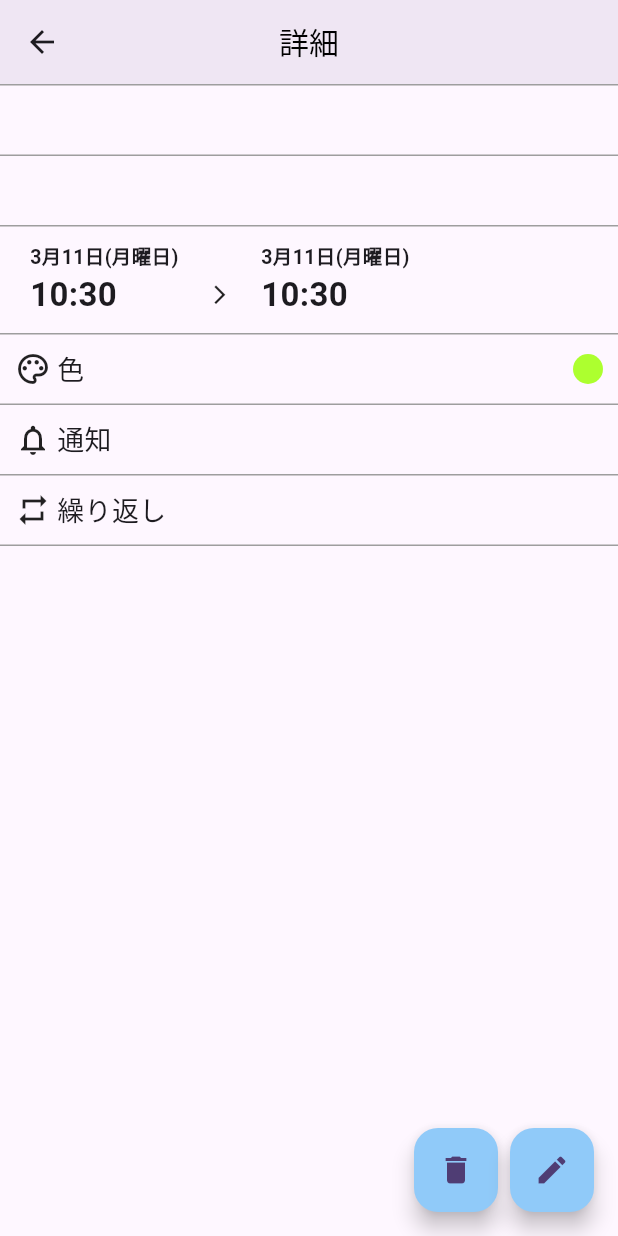
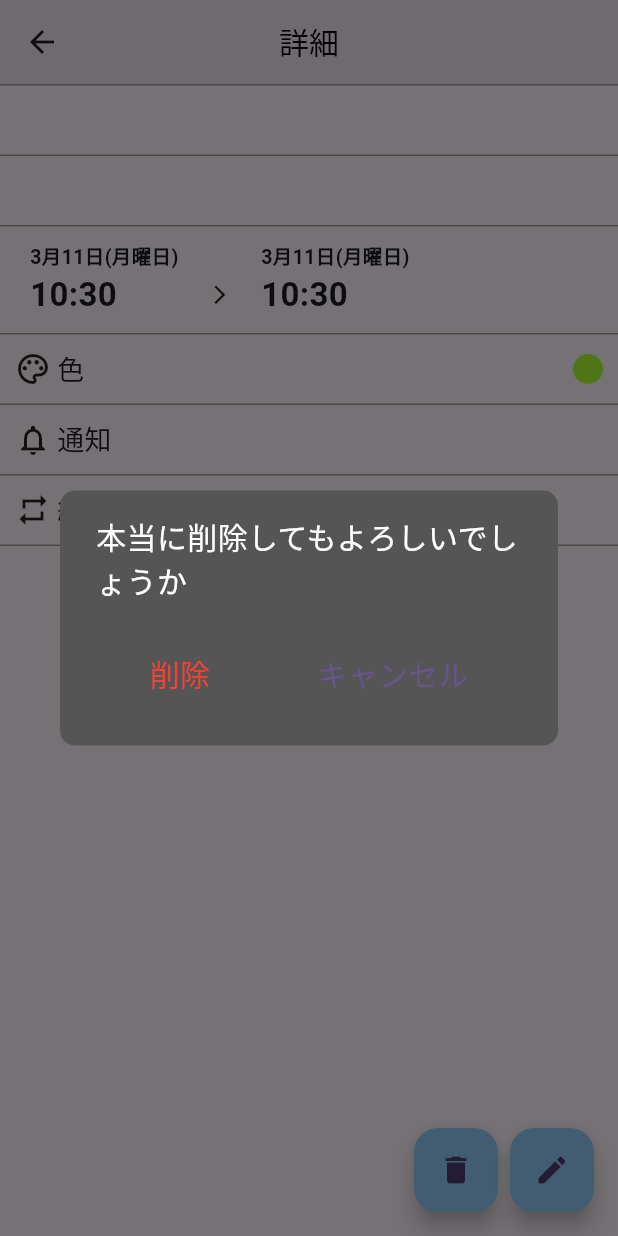
Before and after one commit to harukayokoizo/calcat, a Flutter app: the EventDetail screen opened directly with empty values, after a tap on the "delete" icon, on a phone screen of 412 x 824 dp. Run offline on Flutter 3.47's test engine with Material 3 defaults, Android fonts, the phone set to English and light mode, and no system bars; our stand-ins replace cloud_firestore, firebase_auth, firebase_core, flutter_datetime_picker_plus, flutter_riverpod, freezed_annotation and 1 more; missing offline and left inert: simple_gesture_detector; accounts and stored records are empty.

Commit message:
モーダルウィンドウ追加

```diff
--- a/lib/src/features/personal_event/presentation/event_detail/event_detail.dart
+++ b/lib/src/features/personal_event/presentation/event_detail/event_detail.dart
@@ -5,38 +5,41 @@ import 'package:flutter_riverpod/flutter_riverpod.dart';
 import '../../application/personal_event_provider.dart';
 import '../../domain/event_document.dart';
 import '../../domain/personal_event.dart';
+import '../event_edit/delete_dialog.dart';
 import '../event_edit/event_edit_page.dart';
 import '../event_registration/date_form.dart';
+import 'action_sheet.dart';
 import 'event_color_detail.dart';
 import 'event_date_detail.dart';
 import 'event_notification_detail.dart';
 import 'event_repeat_detail.dart';
 import 'modal_bottom_sheet.dart';
 
-final eventDisplay = StateProvider.autoDispose<bool>(
-        (ref) => true
-);
+// final eventDisplay = StateProvider.autoDispose<bool>(
+//         (ref) => true
+// );
 
-class EventContent extends ConsumerWidget{
-  EventDocument eventDoc;
-  EventContent(this.eventDoc, {super.key});
-  @override
-  Widget build(BuildContext context, WidgetRef ref) {
-    bool display = ref.watch(eventDisplay);
-    if(display){
-      return EventDetail(eventDoc.event!);
-    }else{
-      return PersonalEventEdit(eventDoc);
-    }
-  }
-}
+// class EventContent extends ConsumerWidget{
+//   EventDocument eventDoc;
+//   EventContent(this.eventDoc, {super.key});
+//   @override
+//   Widget build(BuildContext context, WidgetRef ref) {
+//     bool display = ref.watch(eventDisplay);
+//     if(display){
+//       return EventDetail(eventDoc);
+//     }else{
+//       return PersonalEventEdit(eventDoc);
+//     }
+//   }
+// }
 
 class EventDetail extends ConsumerWidget{
-  PersonalEvent event;
-  EventDetail(this.event, {super.key});
+  EventDocument eventDoc;
+  EventDetail(this.eventDoc, {super.key});
 
   @override
   Widget build(BuildContext context, WidgetRef ref) {
+    PersonalEvent event = eventDoc.event!;
     final double deviceWidth = MediaQuery.of(context).size.width;
     return Scaffold(
       appBar: AppBar(
@@ -102,12 +105,25 @@ class EventDetail extends ConsumerWidget{
             child: Icon(Icons.delete),
             backgroundColor: Colors.blue[200],
             onPressed: () async {
-              if(event.repeat != 0) {
-                final result = await showModalBottomSheet(
-                  backgroundColor: const Color.fromRGBO(0, 0, 0, 0.0),
+              if (event.repeat != 0) {
+                showCupertinoModalPopup(
+                    context: context,
+                    builder: (BuildContext context) => const ActionSheet()
+                ).then((value) {
+                  if (value != null) {
+                    showDialog(
                       context: context,
                       builder: (BuildContext context) {
-                    return const ModalBottomSheet();
+                        return const DeleteDialog();
+                      },
+                    );
+                  }
+                });
+              }else{
+                showDialog(
+                  context: context,
+                  builder: (BuildContext context) {
+                    return const DeleteDialog();
                   },
                 );
               }
@@ -119,16 +135,34 @@ class EventDetail extends ConsumerWidget{
               heroTag: "edit",
               child: Icon(Icons.edit),
               backgroundColor: Colors.blue[200],
-              onPressed: () async{
-                final result = await showModalBottomSheet(
+              onPressed: () async {
+                if (event.repeat != 0) {
+                  showCupertinoModalPopup(
+                      context: context,
+                      builder: (BuildContext context) => const ActionSheet()
+                  ).then((value) {
+                    if (value != null) {
+                      showModalBottomSheet(
+                        isScrollControlled: true,
                         backgroundColor: const Color.fromRGBO(0, 0, 0, 0.0),
                         context: context,
                         builder: (BuildContext context) {
-                    return const ModalBottomSheet();
+                          return PersonalEventEdit(eventDoc, value);
                         },
                       );
-                //ref.watch(eventDisplay.notifier).state = false;
+                    }
+                  });
+                }else{
+                  showModalBottomSheet(
+                    isScrollControlled: true,
+                    backgroundColor: const Color.fromRGBO(0, 0, 0, 0.0),
+                    context: context,
+                    builder: (BuildContext context) {
+                      return PersonalEventEdit(eventDoc, 0);
                     },
+                  );
+                }
+              }
             ),
           ),
         ],
--- /dev/null
+++ b/lib/src/features/personal_event/presentation/event_edit/delete_dialog.dart
@@ -0,0 +1,57 @@
+import 'package:flutter/cupertino.dart';
+import 'package:flutter/material.dart';
+
+class DeleteDialog extends StatelessWidget{
+  const DeleteDialog({super.key});
+
+  @override
+
+  Widget build(BuildContext context) {
+    int count = 0;
+    return AlertDialog(
+      shape: RoundedRectangleBorder(
+        borderRadius: BorderRadius.circular(10),
+      ),
+      elevation: 10,
+      backgroundColor: const Color.fromRGBO(85, 85, 85, 1),
+      content: const Text(
+        "本当に削除してもよろしいでしょうか",
+        style: TextStyle(
+            fontSize: 20,
+            color: Colors.white
+        ),
+      ),
+      actionsAlignment: MainAxisAlignment.spaceAround,
+      //actionsPadding: EdgeInsets.all(1.0),
+      actions: <Widget>[
+        // ボタン領域
+        TextButton(
+            child: const Text(
+              "削除",
+              style: TextStyle(
+                  fontSize: 20,
+                  color: Colors.red
+              ),
+            ),
+            onPressed: ()async{
+              //await ref.read(roomRepositoriesProvider).deleteRoom(room.roomId!);
+              // ignore: use_build_context_synchronously
+              Navigator.pop(context);
+            }
+        ),
+        TextButton(
+            child: const Text(
+              "キャンセル",
+              style: TextStyle(
+                fontSize: 20,
+              ),
+            ),
+            onPressed: (){
+              Navigator.pop(context);
+              //ref.read(deleteDialogFlag.notifier).state = false;
+            }
+        ),
+      ],
+    );
+  }
+}
--- a/lib/src/features/personal_event/presentation/personal_event_list.dart
+++ b/lib/src/features/personal_event/presentation/personal_event_list.dart
@@ -66,7 +66,7 @@ class PersonalEventList extends ConsumerWidget{
                                 onTap: (){
                                   Navigator.push(
                                     context,
-                                    MaterialPageRoute(builder: (context) => EventContent(eventDoc),
+                                    MaterialPageRoute(builder: (context) => EventDetail(eventDoc),
                                     ),
                                   );
                                 },
```
Also changed, not shown: lib/src/features/personal_event/presentation/event_detail/action_sheet.dart (added, +37 -0 lines), lib/src/features/personal_event/presentation/event_edit/event_edit_page.dart (+12 -3 lines). Lines whose indentation alone changed are shown as unchanged.
